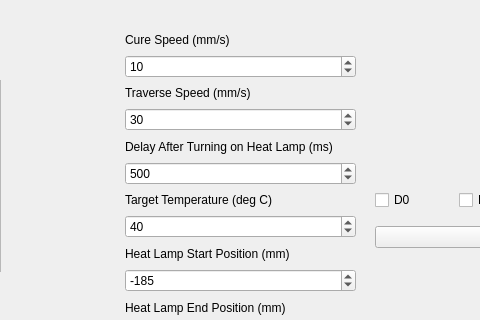
Old version of the form src/ui/heatlampwidget.ui in the repository BYUCreateResearchLab/CREATE_LAB_Binder_Jet_Printer; both pictures show x 305 to 785 and y 0 to 320 of the 1198 by 673 pixel window.
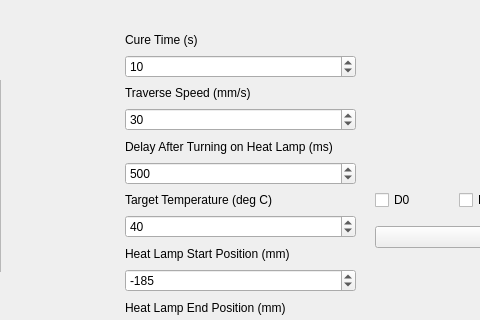
New version of the form.

Commit message: added flickering to heatlamp, it works 90% of the time

The edit to the form file:
```diff
--- a/src/ui/heatlampwidget.ui
+++ b/src/ui/heatlampwidget.ui
@@ -62,7 +62,7 @@
     <item>
      <widget class="QLabel" name="label">
       <property name="text">
-       <string>Cure Speed (mm/s)</string>
+       <string>Cure Time (s)</string>
       </property>
      </widget>
     </item>
```
Left out of the diff: 2 changed lines with no effect on the pictures. The commit also changes 7 other files.
